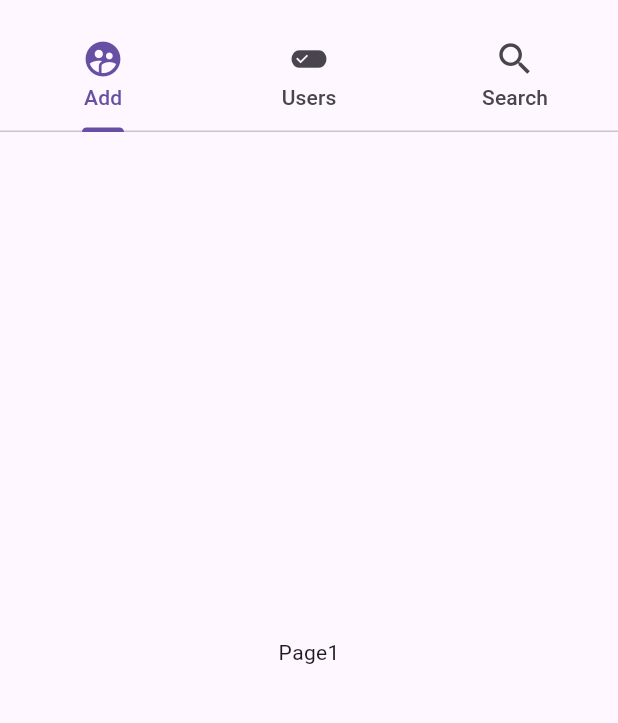
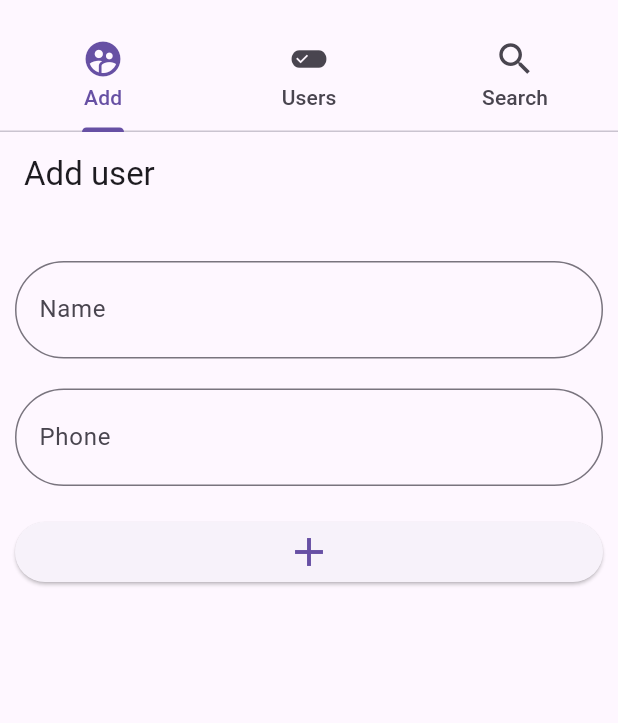
Before and after one commit to ilhambou/Flutter_crud_app, a Flutter app: the screen it shows after launch, on a phone screen of 412 x 824 dp, the part 63-786 px from its top. Run offline on Flutter 3.47's test engine with Material 3 defaults, Android fonts, the phone set to English and light mode, and no system bars; our stand-ins replace cloud_firestore, firebase_core; accounts and stored records are empty.

Commit message:
formulre d ajout

```diff
--- a/lib/screens/controle.page.dart
+++ b/lib/screens/controle.page.dart
@@ -1,4 +1,5 @@
 import 'package:flutter/material.dart';
+import 'package:crud_app/screens/user.add.dart';
 
 class ControlPage extends StatelessWidget {
   const ControlPage({Key? key}) : super(key: key);
@@ -20,7 +21,7 @@ class ControlPage extends StatelessWidget {
         ),
         body: TabBarView(
           children: const [
-            Center(child: Text('Page1'),),
+            AddUserPage(),
             Center(child: Text('Page2'),),
             Center(child: Text('Page3'),),
           ],
--- /dev/null
+++ b/lib/screens/user.add.dart
@@ -0,0 +1,49 @@
+import 'package:flutter/material.dart';
+
+class AddUserPage extends StatelessWidget {
+  const AddUserPage({Key? key}) : super(key: key);
+
+  @override
+  Widget build(BuildContext context) {
+    return Scaffold(
+      appBar: AppBar(
+        title: Text('Add user'),
+      ),
+      body: SingleChildScrollView(
+        padding: const EdgeInsets.all(10), // Utilisation de padding au lieu de margin
+        child: Column(
+          children: [
+            SizedBox(height: 20),
+            TextField(
+              style: TextStyle(fontSize: 22),
+              decoration: InputDecoration(
+                labelText: 'Name',
+                border: OutlineInputBorder(
+                  borderRadius: BorderRadius.all(Radius.circular(40)),
+                ),
+              ),
+            ),
+            SizedBox(height: 20),
+            TextField(
+              style: TextStyle(fontSize: 22),
+              decoration: InputDecoration(
+                labelText: 'Phone',
+                border: OutlineInputBorder(
+                  borderRadius: BorderRadius.all(Radius.circular(40)),
+                ),
+              ),
+            ),
+            SizedBox(height: 20),
+            ElevatedButton(
+              onPressed: () {},
+              child: Container(
+                width: double.infinity,
+                child: Icon(Icons.add, size: 32),
+              ),
+            ),
+          ],
+        ),
+      ),
+    );
+  }
+}
```
